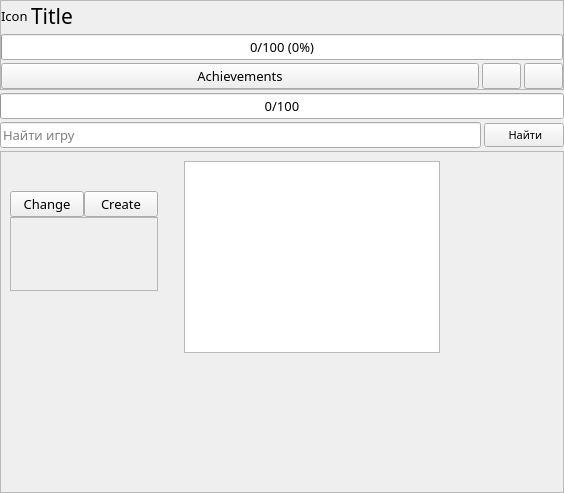
Arankir/AraSteamManager, file AraSteamManager/MainSubForms/formgames.ui: the form before one commit.
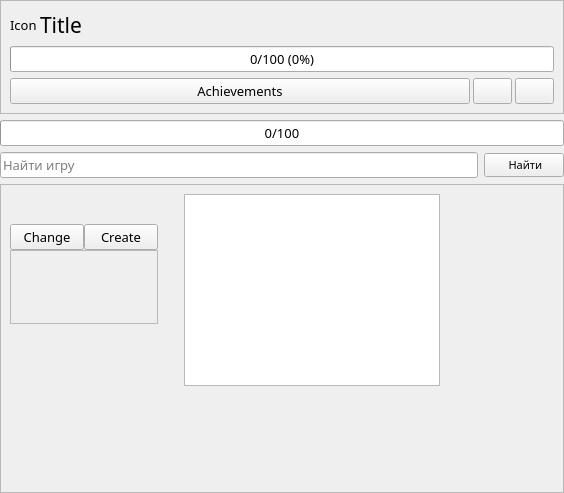
The form after the commit. Icons and pictures are not drawn.

Diff of the .ui file:
```diff
--- a/AraSteamManager/MainSubForms/formgames.ui
+++ b/AraSteamManager/MainSubForms/formgames.ui
@@ -21,7 +21,7 @@
   </property>
   <layout class="QVBoxLayout" name="verticalLayout_2">
    <property name="spacing">
-    <number>3</number>
+    <number>6</number>
    </property>
    <property name="leftMargin">
     <number>0</number>
@@ -51,19 +51,19 @@
      </property>
      <layout class="QVBoxLayout" name="verticalLayout_3">
       <property name="spacing">
-       <number>3</number>
+       <number>6</number>
       </property>
       <property name="leftMargin">
-       <number>0</number>
+       <number>9</number>
       </property>
       <property name="topMargin">
-       <number>0</number>
+       <number>9</number>
       </property>
       <property name="rightMargin">
-       <number>0</number>
+       <number>9</number>
       </property>
       <property name="bottomMargin">
-       <number>0</number>
+       <number>9</number>
       </property>
       <item>
        <layout class="QHBoxLayout" name="horizontalLayout_2">
```
Left out of the diff: 2 changed lines with no effect on the pictures.
